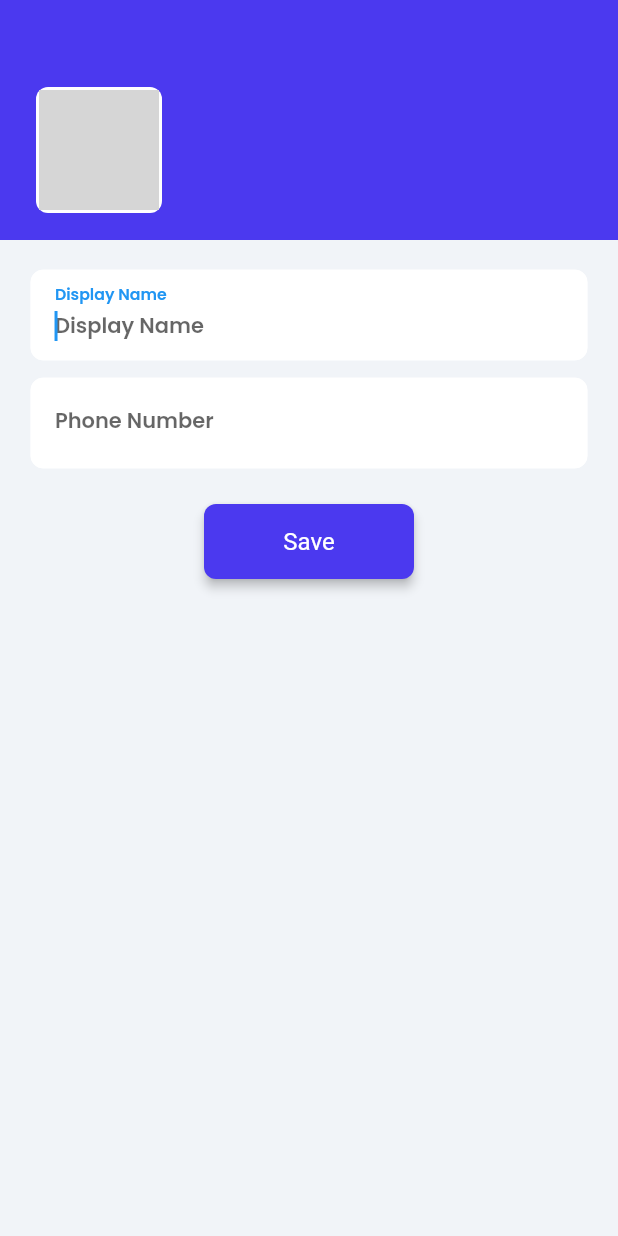
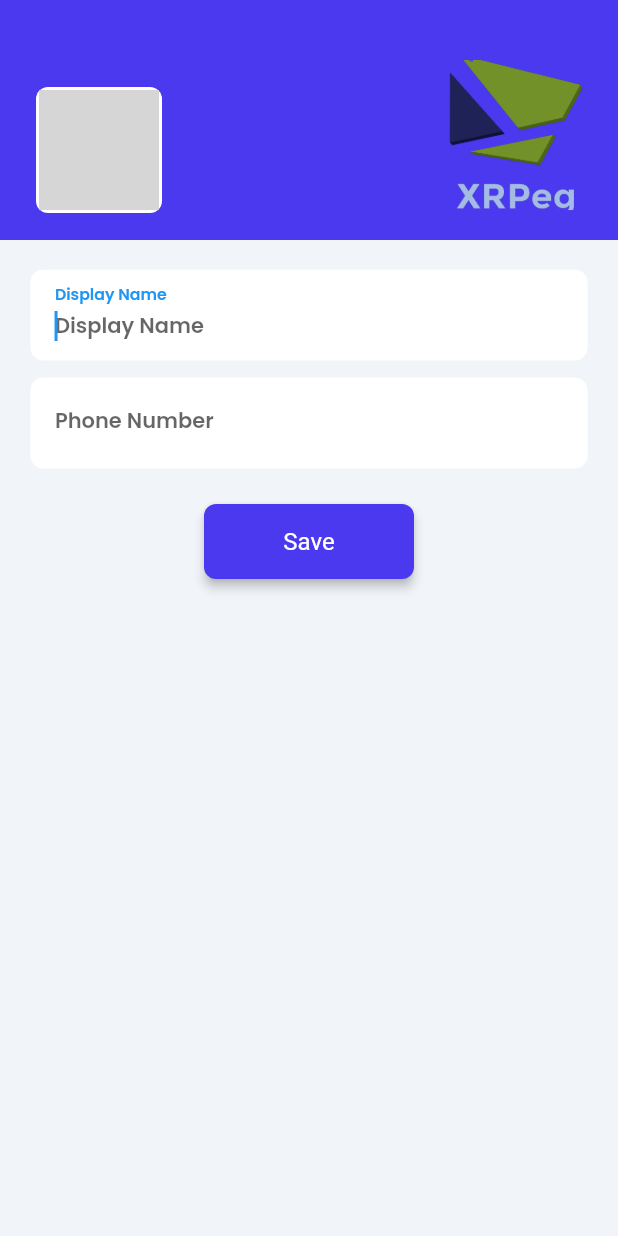
Before and after one commit to rambodc/Rifqi, a Flutter app: the ProfileWidget screen opened directly, after a tap on "Edit Profile", on a phone screen of 412 x 824 dp. Run offline on Flutter 3.47's test engine with Material 2 defaults, Android fonts, the phone set to English and light mode, and no system bars; drawn by our look-alikes of auto_size_text; our stand-ins replace built_collection, built_value, cloud_firestore, easy_debounce, firebase_auth, firebase_core and 10 more; missing offline and left inert: cloud_firestore_web, firebase_auth_web, firebase_core_web, google_sign_in_web, json_path, shared_preferences_web and 1 more; accounts and stored records are empty; generated files the repository leaves out were written again; network calls fail; Roboto replaces fonts that are missing (Lexend Deca); grey boxes are pictures that could not be loaded.

Commit message:
XRPeg: added logo in profile setting to navigate back to homepage

```diff
--- a/XRPeg/Flutterflow/lib/edit_profile/edit_profile_widget.dart
+++ b/XRPeg/Flutterflow/lib/edit_profile/edit_profile_widget.dart
@@ -3,6 +3,7 @@ import '../backend/backend.dart';
 import '../flutter_flow/flutter_flow_theme.dart';
 import '../flutter_flow/flutter_flow_util.dart';
 import '../flutter_flow/flutter_flow_widgets.dart';
+import '../home_page_logged_in/home_page_logged_in_widget.dart';
 import 'package:cloud_firestore/cloud_firestore.dart';
 import 'package:easy_debounce/easy_debounce.dart';
 import 'package:flutter/material.dart';
@@ -107,6 +108,27 @@ class _EditProfileWidgetState extends State<EditProfileWidget> {
                         ],
                       ),
                     ),
+                  ),
+                  Column(
+                    mainAxisSize: MainAxisSize.max,
+                    children: [
+                      InkWell(
+                        onTap: () async {
+                          await Navigator.push(
+                            context,
+                            MaterialPageRoute(
+                              builder: (context) => HomePageLoggedInWidget(),
+                            ),
+                          );
+                        },
+                        child: Image.asset(
+                          'assets/images/2022-05-23_14-26-removebg-preview.png',
+                          width: 100,
+                          height: 100,
+                          fit: BoxFit.cover,
+                        ),
+                      ),
+                    ],
                   ),
                 ],
               ),
--- a/XRPeg/Flutterflow/lib/profile/profile_widget.dart
+++ b/XRPeg/Flutterflow/lib/profile/profile_widget.dart
@@ -4,6 +4,7 @@ import '../flutter_flow/flutter_flow_icon_button.dart';
 import '../flutter_flow/flutter_flow_theme.dart';
 import '../flutter_flow/flutter_flow_util.dart';
 import '../flutter_flow/flutter_flow_widgets.dart';
+import '../home_page_logged_in/home_page_logged_in_widget.dart';
 import '../sign_in_and_sign_up/sign_in_and_sign_up_widget.dart';
 import 'package:flutter/material.dart';
 import 'package:google_fonts/google_fonts.dart';
@@ -98,6 +99,27 @@ class _ProfileWidgetState extends State<ProfileWidget> {
                         ],
                       ),
                     ),
+                  ),
+                  Column(
+                    mainAxisSize: MainAxisSize.max,
+                    children: [
+                      InkWell(
+                        onTap: () async {
+                          await Navigator.push(
+                            context,
+                            MaterialPageRoute(
+                              builder: (context) => HomePageLoggedInWidget(),
+                            ),
+                          );
+                        },
+                        child: Image.asset(
+                          'assets/images/2022-05-23_14-26-removebg-preview.png',
+                          width: 100,
+                          height: 100,
+                          fit: BoxFit.cover,
+                        ),
+                      ),
+                    ],
                   ),
                 ],
               ),
```
Also changed, not shown: 4 other files.
